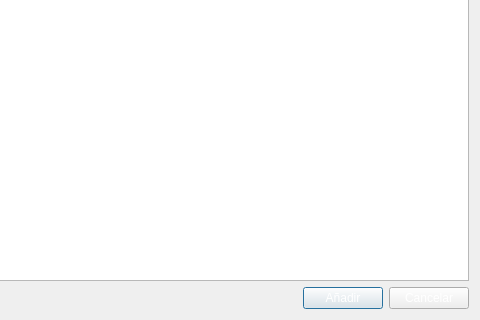
Qt form Zona_Pacientes/frmanalitica2.ui (arcnexus/RedFoX) before a commit; both pictures show x 317 to 797 and y 95 to 415 of the 797 by 415 pixel window.
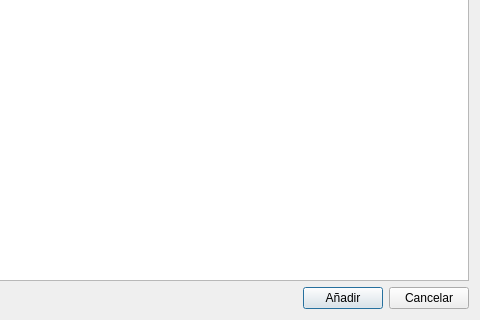
The same form after that commit. Icons and pictures are not drawn.

```diff
--- a/Zona_Pacientes/frmanalitica2.ui
+++ b/Zona_Pacientes/frmanalitica2.ui
@@ -20,10 +20,6 @@
   <layout class="QGridLayout" name="gridLayout">
    <item row="1" column="1">
     <widget class="QPushButton" name="btnAnadir">
-     <property name="styleSheet">
-      <string notr="true">QPushButton:disabled{color: 0; }
-QPushButton:enabled{color: rgb(255,255,255); }</string>
-     </property>
      <property name="text">
       <string>Añadir</string>
      </property>
@@ -35,10 +31,6 @@
    </item>
    <item row="1" column="2">
     <widget class="QPushButton" name="btnCancelar">
-     <property name="styleSheet">
-      <string notr="true">QPushButton:disabled{color: 0; }
-QPushButton:enabled{color: rgb(255,255,255); }</string>
-     </property>
      <property name="text">
       <string>Cancelar</string>
      </property>
```
Left out of the diff: 8 changed lines with no effect on the pictures.
